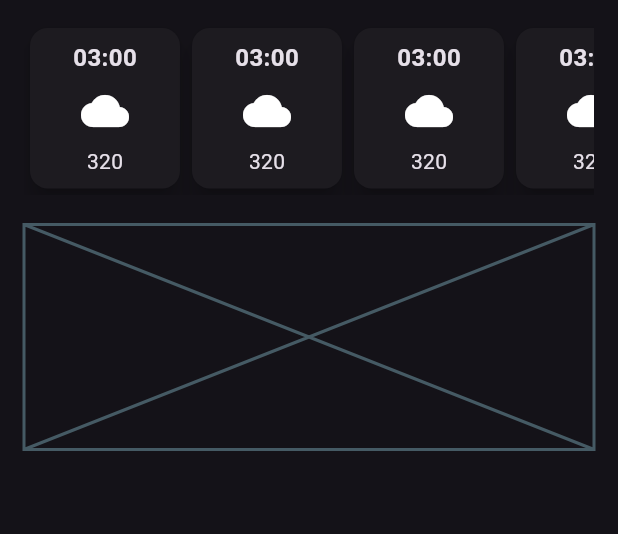
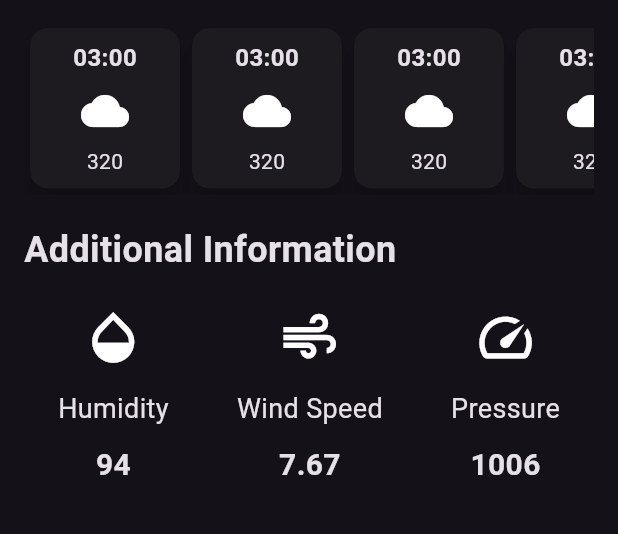
Before and after one commit to Mostafa-Moin26/Flutter-Weather-App, a Flutter app: the screen it shows after launch, on a phone screen of 412 x 824 dp, the part 515-1049 px from its top. Run offline on Flutter 3.47's test engine with Material 3 defaults, Android fonts, the phone set to English and light mode, and no system bars.

Commit message:
additional information class added

```diff
--- /dev/null
+++ b/lib/additional_information.dart
@@ -0,0 +1,100 @@
+import 'package:flutter/material.dart';
+
+class AdditionalInformation extends StatelessWidget {
+  const AdditionalInformation({super.key});
+
+  @override
+  Widget build(BuildContext context) {
+    return const Row(
+      mainAxisAlignment: MainAxisAlignment.spaceAround,
+      children: [
+        // Humidity
+        Column(
+          children: [
+            Icon(
+              Icons.opacity,
+              size: 42,
+            ),
+            SizedBox(
+              height: 14,
+            ),
+            Text(
+              'Humidity',
+              style: TextStyle(
+                fontSize: 18,
+              ),
+            ),
+            SizedBox(
+              height: 10,
+            ),
+            Text(
+              '94',
+              style: TextStyle(
+                fontSize: 20,
+                fontWeight: FontWeight.bold,
+              ),
+            )
+          ],
+        ),
+
+        // Wind speeed
+        Column(
+          children: [
+            Icon(
+              Icons.air,
+              size: 42,
+            ),
+            SizedBox(
+              height: 14,
+            ),
+            Text(
+              'Wind Speed',
+              style: TextStyle(
+                fontSize: 18,
+              ),
+            ),
+            SizedBox(
+              height: 10,
+            ),
+            Text(
+              '7.67',
+              style: TextStyle(
+                fontSize: 20,
+                fontWeight: FontWeight.bold,
+              ),
+            )
+          ],
+        ),
+
+        // Pressure
+        Column(
+          children: [
+            Icon(
+              Icons.speed,
+              size: 42,
+            ),
+            SizedBox(
+              height: 14,
+            ),
+            Text(
+              'Pressure',
+              style: TextStyle(
+                fontSize: 18,
+              ),
+            ),
+            SizedBox(
+              height: 10,
+            ),
+            Text(
+              '1006',
+              style: TextStyle(
+                fontSize: 20,
+                fontWeight: FontWeight.bold,
+              ),
+            )
+          ],
+        ),
+      ],
+    );
+  }
+}
--- a/lib/weather_forecast.dart
+++ b/lib/hourly_forecast_item.dart
@@ -1,7 +1,7 @@
 import 'package:flutter/material.dart';
 
-class WeatherForecast extends StatelessWidget {
-  const WeatherForecast({super.key});
+class HourlyForecastItem extends StatelessWidget {
+  const HourlyForecastItem({super.key});
 
   @override
   Widget build(BuildContext context) {
--- a/lib/weather_screen.dart
+++ b/lib/weather_screen.dart
@@ -2,7 +2,8 @@ import 'dart:ui';
 
 import 'package:flutter/material.dart';
 import 'package:flutter/widgets.dart';
-import 'package:weather_app/weather_forecast.dart';
+import 'package:weather_app/additional_information.dart';
+import 'package:weather_app/hourly_forecast_item.dart';
 
 class WeatherScreen extends StatelessWidget {
   const WeatherScreen({super.key});
@@ -101,26 +102,38 @@ class WeatherScreen extends StatelessWidget {
               scrollDirection: Axis.horizontal,
               child: Row(
                 children: [
-                  WeatherForecast(),
-                  WeatherForecast(),
-                  WeatherForecast(),
-                  WeatherForecast(),
-                  WeatherForecast(),
+                  HourlyForecastItem(),
+                  HourlyForecastItem(),
+                  HourlyForecastItem(),
+                  HourlyForecastItem(),
+                  HourlyForecastItem(),
+                  HourlyForecastItem(),
+                  HourlyForecastItem(),
                 ],
               ),
             ),
 
-            SizedBox(
-              height: 20,
-            ),
-            Placeholder(
-              fallbackHeight: 150,
-            ),
-            SizedBox(
+            const SizedBox(
               height: 20,
             ),
 
             // additional information card
+            const Align(
+              alignment: Alignment.centerLeft,
+              child: Text(
+                'Additional Information',
+                style: TextStyle(
+                  fontSize: 24,
+                  fontWeight: FontWeight.bold,
+                ),
+              ),
+            ),
+
+            const SizedBox(
+              height: 20,
+            ),
+
+            AdditionalInformation(),
           ],
         ),
       ),
```
